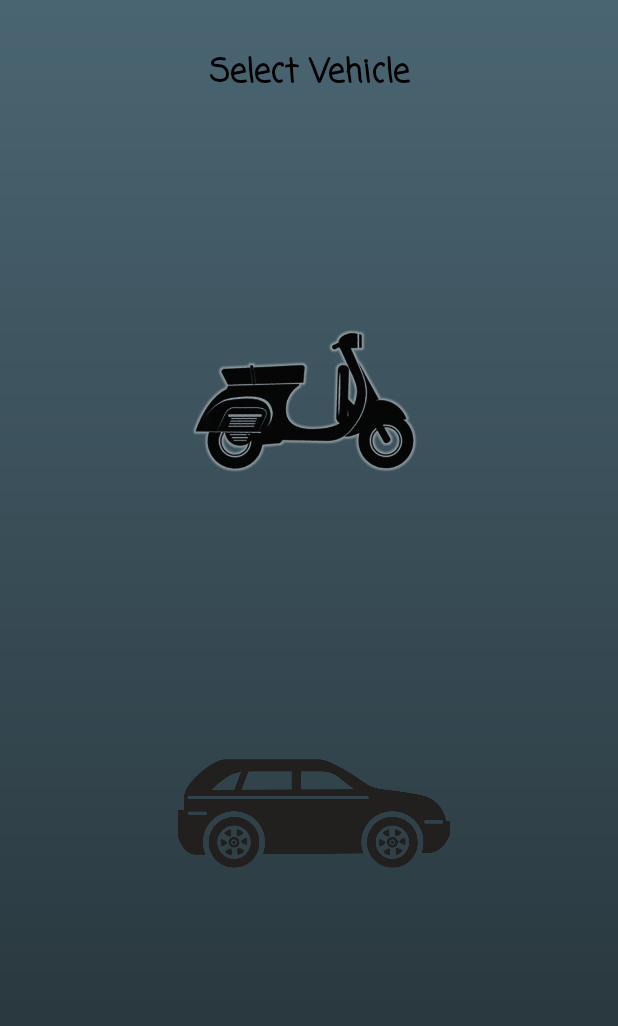
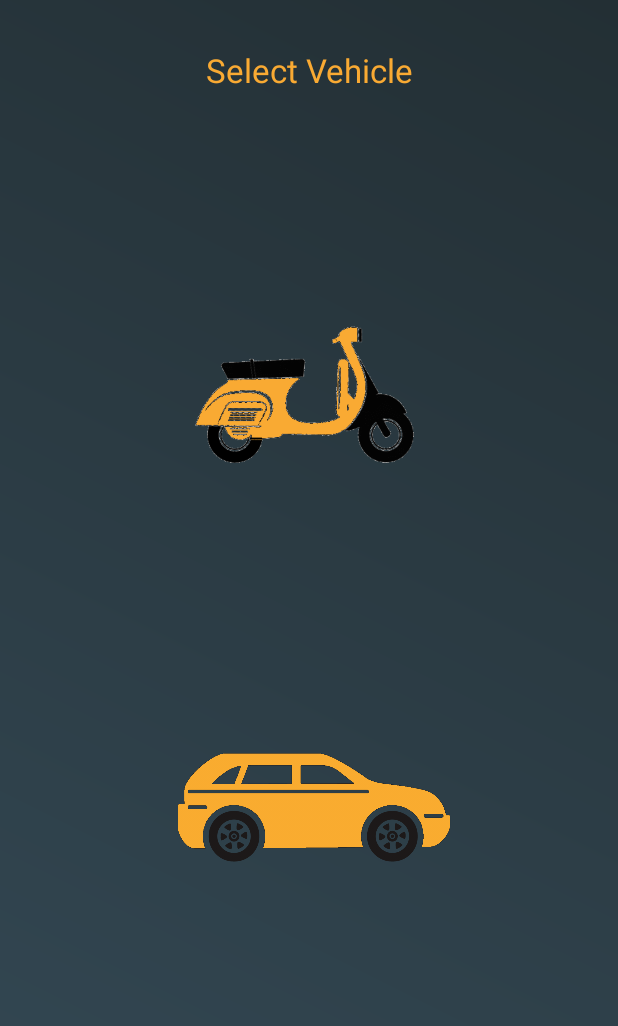
Before and after one commit to shayolisingh/serveasy_1.0, an Android app: the SelectVehicle screen opened directly, with no data from a screen before it, on a phone screen of 412 x 824 dp. Shown: the top 1026 px of the screen. Run offline under Robolectric (Android 15) with nearby library versions, the phone set to English and light mode, and no system bars.

Commit message:
Updated 18/12

```diff
--- a/app/src/main/res/drawable-v24/bg_login.xml
+++ b/app/src/main/res/drawable-v24/bg_login.xml
@@ -1,7 +1,7 @@
 <?xml version="1.0" encoding="utf-8"?>
 <shape xmlns:android="http://schemas.android.com/apk/res/android">
     <gradient
-        android:angle="-135"
+        android:angle="45"
         android:endColor="#232f34"
-        android:startColor="#4a6572" />
+        android:startColor="#344955" />
 </shape>
--- a/app/src/main/res/drawable/bg_login.xml
+++ b/app/src/main/res/drawable/bg_login.xml
@@ -1,7 +1,7 @@
 <?xml version="1.0" encoding="utf-8"?>
 <shape xmlns:android="http://schemas.android.com/apk/res/android">
     <gradient
-        android:angle="-135"
+        android:angle="-90"
         android:endColor="#232f34"
-        android:startColor="#4a6572" />
+        android:startColor="#344955" />
 </shape>
--- a/app/src/main/res/layout/activity_select_vehicle.xml
+++ b/app/src/main/res/layout/activity_select_vehicle.xml
@@ -11,19 +11,17 @@
 
 
     <TextView
-        android:id="@+id/textGrid"
+        android:id="@+id/select_label"
         android:layout_width="match_parent"
         android:layout_height="wrap_content"
         android:layout_centerHorizontal="true"
         android:layout_centerVertical="true"
         android:layout_marginTop="32dp"
         android:layout_weight="2"
-        android:fontFamily="casual"
         android:gravity="center_horizontal"
         android:text="Select Vehicle"
-        android:textColor="#000000"
-        android:textSize="22sp"
-        android:textStyle="bold" />
+        android:textColor="@color/colorAccent"
+        android:textSize="22sp" />
 
     <androidx.constraintlayout.widget.ConstraintLayout
         android:layout_width="406dp"
--- a/app/src/main/res/layout/activity_signin.xml
+++ b/app/src/main/res/layout/activity_signin.xml
@@ -33,7 +33,6 @@
             android:id="@+id/email_et"
             android:layout_width="match_parent"
             android:layout_height="wrap_content"
-
             android:hint="Email"
             android:inputType="textPersonName"
             android:padding="15dp"
@@ -64,7 +63,7 @@
             android:padding="15dp"
             android:text="SIGN IN"
             android:textAllCaps="false"
-            android:textColor="#FFFFFF"
+            android:textColor="@color/colorAccent"
 
             android:textSize="17sp" />
 
@@ -78,7 +77,7 @@
             android:padding="10dp"
             android:text="Don't Have an Account?  Sign Up"
             android:textAllCaps="true"
-            android:textColor="#FFFFFF"
+            android:textColor="@color/colorAccent"
             android:textSize="13dp"
             android:textStyle="bold" />
 
--- a/app/src/main/res/values/colors.xml
+++ b/app/src/main/res/values/colors.xml
@@ -1,8 +1,7 @@
 <?xml version="1.0" encoding="utf-8"?>
 <resources>
-    <color name="colorPrimary">#ffffff</color>
-    <color name="colorPrimaryDark">#942441</color>
-
-    <color name="colorAccent">#f9aa33</color>
+    <color name="colorPrimary">#344955</color>
+    <color name="colorPrimaryDark">#232F34</color>
+    <color name="colorAccent">#F9AA33</color>
 
 </resources>
```
Also changed, not shown: app/src/main/java/com/example/new_serveasy/SignUpActivity.java (+10 -0 lines), app/src/main/res/layout/layout_signup.xml (+4 -3 lines), app/src/main/res/drawable-v24/bike.png, app/src/main/res/drawable-v24/car.png, app/src/main/res/drawable-v24/logo.png, app/src/main/res/drawable-v24/yellow.png (added), app/src/main/res/drawable/bike.png, app/src/main/res/drawable/car.png, app/src/main/res/drawable/logo.png, app/src/main/res/drawable/poster12_17_03515.png (deleted), 129 other files.
